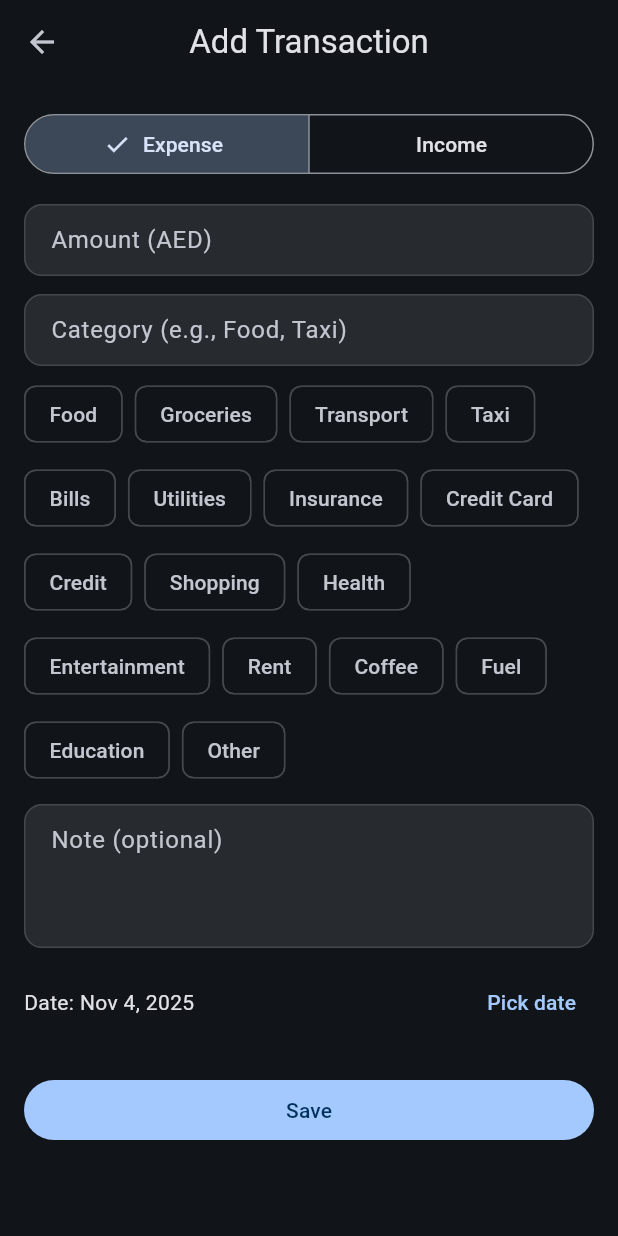
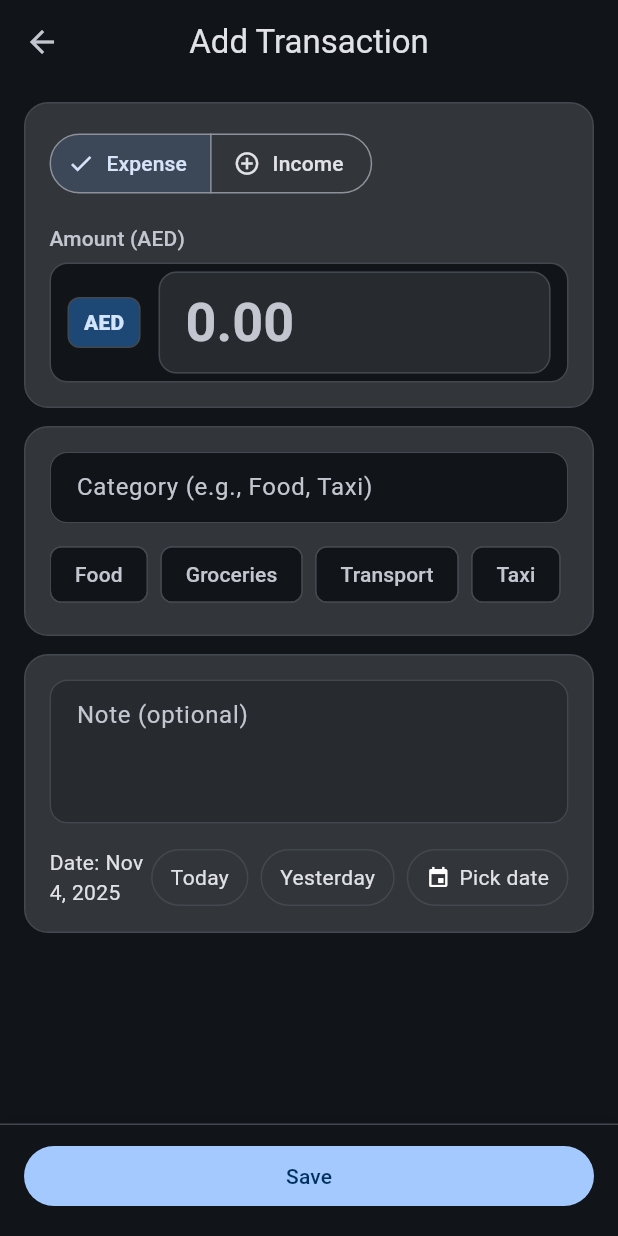
Before and after one commit to Navaskt/fin_track, a Flutter app: the AddEditPage screen opened by its route, on a phone screen of 412 x 824 dp. Run offline on Flutter 3.47's test engine with Material 3 defaults, Android fonts, the phone set to English and light mode, and no system bars; our stand-ins replace flutter_hooks, flutter_riverpod, freezed_annotation, go_router, hive, hive_flutter and 1 more; accounts and stored records are empty.

Commit message:
Refactor add/edit transaction page UI; introduce new widgets for amount input, category selection, and action bar; enhance localization with today/yesterday labels

```diff
--- a/lib/features/transactions/presentation/pages/add_edit_page.dart
+++ b/lib/features/transactions/presentation/pages/add_edit_page.dart
@@ -7,6 +7,11 @@ import 'package:uuid/uuid.dart';
 
 import '../../domain/entities/transaction_entity.dart';
 import '../controllers/transaction_providers.dart';
+import '../widgets/amount_field.dart';
+import '../widgets/bottom_action_bar.dart';
+import '../widgets/category_field.dart';
+import '../widgets/chip_button.dart';
+import '../widgets/section_card.dart';
 
 enum TransactionType { expense, income }
 
@@ -59,20 +64,12 @@ class _AddEditPageState extends ConsumerState<AddEditPage> {
   TransactionType _type = TransactionType.expense;
   late final bool _isEditMode;
 
-  List<String> get _suggestions {
-    final base = _type == TransactionType.expense
-        ? _expenseCategories
-        : _incomeCategories;
-    final seen = <String>{};
-    return [
-      for (final c in base)
-        if (seen.add(c)) c,
-    ];
-  }
+  List<String> get _suggestions =>
+      _type == TransactionType.expense ? _expenseCategories : _incomeCategories;
 
   void _pickQuickCategory(String c) {
     _categoryCtrl.text = c;
-    FocusScope.of(context).nextFocus();
+    HapticFeedback.selectionClick();
     setState(() {});
   }
 
@@ -123,6 +120,19 @@ class _AddEditPageState extends ConsumerState<AddEditPage> {
     }
   }
 
+  void _setToday() {
+    setState(() => _date = DateTime.now());
+  }
+
+  void _setYesterday() {
+    setState(
+      () => _date = DateUtils.addDaysToDate(
+        DateUtils.dateOnly(DateTime.now()),
+        -1,
+      ),
+    );
+  }
+
   Future<void> _submit() async {
     if (!(_formKey.currentState?.validate() ?? false)) return;
 
@@ -148,6 +158,7 @@ class _AddEditPageState extends ConsumerState<AddEditPage> {
 
   @override
   Widget build(BuildContext context) {
+    final t = Theme.of(context).textTheme;
     final cs = Theme.of(context).colorScheme;
 
     return Scaffold(
@@ -158,68 +169,80 @@ class _AddEditPageState extends ConsumerState<AddEditPage> {
               : context.loc.addTransactionTitle,
         ),
       ),
-      body: Padding(
-        padding: const EdgeInsets.all(16.0),
-        child: Form(
+      bottomNavigationBar: BottomActionBar(
+        child: FilledButton(
+          onPressed: _submit,
+          child: Text(
+            _isEditMode ? context.loc.updateButton : context.loc.saveButton,
+          ),
+        ),
+      ),
+      body: Form(
         key: _formKey,
         child: ListView(
+          padding: const EdgeInsets.fromLTRB(16, 12, 16, 120),
           children: [
-              // Expense / Income
+            // Type selector + amount card
+            SectionCard(
+              child: Column(
+                crossAxisAlignment: CrossAxisAlignment.start,
+                children: [
+                  // Segmented type with icons
                   SegmentedButton<TransactionType>(
                     segments: [
                       ButtonSegment(
                         value: TransactionType.expense,
+                        icon: const Icon(Icons.remove_circle_outline),
                         label: Text(context.loc.expense),
                       ),
                       ButtonSegment(
                         value: TransactionType.income,
+                        icon: const Icon(Icons.add_circle_outline),
                         label: Text(context.loc.income),
                       ),
                     ],
                     selected: {_type},
-                onSelectionChanged: (newSelection) {
-                  setState(() {
-                    _type = newSelection.first;
-                  });
+                    onSelectionChanged: (sel) {
+                      HapticFeedback.selectionClick();
+                      setState(() => _type = sel.first);
                     },
                   ),
                   const SizedBox(height: 16),
 
-              // Amount
-              TextFormField(
-                controller: _amountCtrl,
-                inputFormatters: [
-                  FilteringTextInputFormatter.allow(RegExp(r'^\d+\.?\d{0,2}')),
+                  // Amount input - big and readable
+                  Text(
+                    context.loc.amountLabel,
+                    style: t.labelLarge?.copyWith(color: cs.onSurfaceVariant),
+                  ),
+                  const SizedBox(height: 6),
+                  AmountField(controller: _amountCtrl),
                 ],
-                keyboardType: const TextInputType.numberWithOptions(
-                  decimal: true,
               ),
-                decoration: InputDecoration(labelText: context.loc.amountLabel),
-                validator: (v) {
-                  if (v == null || v.isEmpty) return context.loc.amountError;
-                  final value = double.tryParse(v);
-                  if (value == null || value <= 0) {
-                    return context.loc.positiveAmountError;
-                  }
-                  return null;
-                },
             ),
+
             const SizedBox(height: 12),
 
-              // Category with autocomplete + quick chips
-              _CategoryField(
+            // Category card
+            SectionCard(
+              child: Column(
+                crossAxisAlignment: CrossAxisAlignment.start,
+                children: [
+                  CategoryField(
                     controller: _categoryCtrl,
                     suggestions: _suggestions,
                   ),
-              const SizedBox(height: 8),
-              Wrap(
-                spacing: 8,
-                runSpacing: 8,
+                  const SizedBox(height: 10),
+                  SingleChildScrollView(
+                    scrollDirection: Axis.horizontal,
+                    padding: const EdgeInsets.only(right: 6),
+                    child: Row(
                       children: _suggestions.map((c) {
                         final selected =
                             _categoryCtrl.text.trim().toLowerCase() ==
                             c.toLowerCase();
-                  return ChoiceChip(
+                        return Padding(
+                          padding: const EdgeInsets.only(right: 8),
+                          child: ChoiceChip(
                             label: Text(c),
                             selected: selected,
                             onSelected: (_) => _pickQuickCategory(c),
@@ -230,12 +253,22 @@ class _AddEditPageState extends ConsumerState<AddEditPage> {
                                     fontWeight: FontWeight.w600,
                                   )
                                 : null,
+                          ),
                         );
                       }).toList(),
+                    ),
+                  ),
+                ],
+              ),
             ),
 
             const SizedBox(height: 12),
 
+            // Note + Date card
+            SectionCard(
+              child: Column(
+                crossAxisAlignment: CrossAxisAlignment.start,
+                children: [
                   // Note
                   TextFormField(
                     controller: _noteCtrl,
@@ -245,99 +278,46 @@ class _AddEditPageState extends ConsumerState<AddEditPage> {
                     ),
                     maxLines: 3,
                   ),
-              const SizedBox(height: 12),
+                  const SizedBox(height: 16),
 
-              // Date
+                  // Date row with quick chips
                   Row(
                     children: [
                       Expanded(
                         child: Text(
                           '${context.loc.dateLabel}: ${DateFormat.yMMMd().format(_date)}',
+                          style: t.bodyMedium,
                         ),
                       ),
-                  TextButton(
-                    onPressed: _pickDate,
-                    child: Text(context.loc.pickDateButton),
+                      Wrap(
+                        spacing: 8,
+                        children: [
+                          ChipButton(
+                            text: context.loc.todayLabel,
+                            onTap: _setToday,
+                          ),
+                          ChipButton(
+                            text: context.loc.yesterdayLabel,
+                            onTap: _setYesterday,
+                          ),
+                          ChipButton(
+                            text: context.loc.pickDateButton,
+                            onTap: _pickDate,
+                            icon: Icons.event,
                           ),
                         ],
                       ),
-
-              const SizedBox(height: 24),
-
-              // Save / Update
-              FilledButton(
-                onPressed: _submit,
-                child: Text(
-                  _isEditMode
-                      ? context.loc.updateButton
-                      : context.loc.saveButton,
+                    ],
+                  ),
+                ],
               ),
             ),
           ],
-          ),
         ),
       ),
     );
   }
 }
 
-// Replace your _CategoryField with this version
-class _CategoryField extends StatelessWidget {
-  const _CategoryField({required this.controller, required this.suggestions});
-
-  final TextEditingController controller;
-  final List<String> suggestions;
-
-  @override
-  Widget build(BuildContext context) {
-    return Autocomplete<String>(
-      optionsBuilder: (TextEditingValue value) {
-        final q = value.text.trim().toLowerCase();
-        if (q.isEmpty) return const Iterable<String>.empty();
-        return suggestions.where((c) => c.toLowerCase().contains(q));
-      },
-
-      fieldViewBuilder:
-          (context, _ignoredCtrlFromAutocomplete, focusNode, onFieldSubmitted) {
-            return TextFormField(
-              controller: controller,
-              focusNode: focusNode,
-              decoration: InputDecoration(labelText: context.loc.categoryLabel),
-              validator: (v) => (v?.trim().isEmpty ?? true)
-                  ? context.loc.categoryError
-                  : null,
-              onFieldSubmitted: (_) => onFieldSubmitted(),
-            );
-          },
-
-      onSelected: (value) {
-        controller.text = value;
-      },
-
-      optionsViewBuilder: (context, onSelected, options) {
-        return Align(
-          alignment: Alignment.topLeft,
-          child: Material(
-            elevation: 4,
-            borderRadius: BorderRadius.circular(12),
-            child: ConstrainedBox(
-              constraints: const BoxConstraints(maxHeight: 240, maxWidth: 320),
-              child: ListView.separated(
-                padding: const EdgeInsets.symmetric(vertical: 8),
-                itemCount: options.length,
-                separatorBuilder: (_, __) => const Divider(height: 1),
-                itemBuilder: (context, index) {
-                  final opt = options.elementAt(index);
-                  return ListTile(
-                    title: Text(opt),
-                    onTap: () => onSelected(opt),
-                  );
-                },
-              ),
-            ),
-          ),
-        );
-      },
-    );
-  }
-}
+// --- UI bits ---
+// All private widget classes have been moved to their own
--- /dev/null
+++ b/lib/features/transactions/presentation/widgets/amount_field.dart
@@ -0,0 +1,73 @@
+import 'package:fin_track/app/extension/context_extension.dart';
+import 'package:flutter/material.dart';
+import 'package:flutter/services.dart';
+
+class AmountField extends StatelessWidget {
+  const AmountField({super.key, required this.controller});
+  final TextEditingController controller;
+
+  @override
+  Widget build(BuildContext context) {
+    final t = Theme.of(context).textTheme;
+    final cs = Theme.of(context).colorScheme;
+
+    return DecoratedBox(
+      decoration: BoxDecoration(
+        color: cs.surface,
+        borderRadius: BorderRadius.circular(12),
+        border: Border.all(color: cs.outlineVariant),
+      ),
+      child: Padding(
+        padding: const EdgeInsets.symmetric(horizontal: 12, vertical: 6),
+        child: Row(
+          children: [
+            Container(
+              padding: const EdgeInsets.symmetric(horizontal: 10, vertical: 6),
+              decoration: BoxDecoration(
+                color: cs.primaryContainer,
+                borderRadius: BorderRadius.circular(8),
+                border: Border.all(color: cs.outlineVariant),
+              ),
+              child: Text(
+                'AED', // Consider making this dynamic if you support multiple currencies
+                style: t.labelLarge?.copyWith(
+                  fontWeight: FontWeight.w800,
+                  color: cs.onPrimaryContainer,
+                ),
+              ),
+            ),
+            const SizedBox(width: 12),
+            Expanded(
+              child: TextFormField(
+                controller: controller,
+                inputFormatters: [
+                  FilteringTextInputFormatter.allow(RegExp(r'^\d+\.?\d{0,2}')),
+                ],
+                keyboardType: const TextInputType.numberWithOptions(
+                  decimal: true,
+                  signed: false,
+                ),
+                style: t.displaySmall?.copyWith(
+                  fontWeight: FontWeight.w700,
+                  fontFeatures: const [FontFeature.tabularFigures()],
+                ),
+                decoration: const InputDecoration(
+                  hintText: '0.00',
+                  border: InputBorder.none,
+                  isCollapsed: true,
+                ),
+                validator: (v) {
+                  if (v == null || v.isEmpty) return context.loc.amountError;
+                  final value = double.tryParse(v);
+                  if (value == null || value <= 0)
+                    return context.loc.positiveAmountError;
+                  return null;
+                },
+              ),
+            ),
+          ],
+        ),
+      ),
+    );
+  }
+}
--- /dev/null
+++ b/lib/features/transactions/presentation/widgets/bottom_action_bar.dart
@@ -0,0 +1,27 @@
+import 'package:flutter/material.dart';
+
+class BottomActionBar extends StatelessWidget {
+  const BottomActionBar({super.key, required this.child});
+  final Widget child;
+
+  @override
+  Widget build(BuildContext context) {
+    final cs = Theme.of(context).colorScheme;
+    return Container(
+      padding: const EdgeInsets.fromLTRB(16, 10, 16, 16),
+      decoration: BoxDecoration(
+        color: Theme.of(context).scaffoldBackgroundColor,
+        border: Border(top: BorderSide(color: cs.outlineVariant)),
+        boxShadow: const [
+          BoxShadow(
+            blurRadius: 8,
+            spreadRadius: 0,
+            offset: Offset(0, -2),
+            color: Color(0x14000000),
+          ),
+        ],
+      ),
+      child: SafeArea(top: false, child: child),
+    );
+  }
+}
--- /dev/null
+++ b/lib/features/transactions/presentation/widgets/category_field.dart
@@ -0,0 +1,75 @@
+import 'package:fin_track/app/extension/context_extension.dart';
+import 'package:flutter/material.dart';
+import 'package:flutter/services.dart';
+
+class CategoryField extends StatelessWidget {
+  const CategoryField({
+    super.key,
+    required this.controller,
+    required this.suggestions,
+  });
+
+  final TextEditingController controller;
+  final List<String> suggestions;
+
+  @override
+  Widget build(BuildContext context) {
+    final cs = Theme.of(context).colorScheme;
+    return Autocomplete<String>(
+      optionsBuilder: (TextEditingValue value) {
+        final q = value.text.trim().toLowerCase();
+        if (q.isEmpty) return const Iterable<String>.empty();
+        return suggestions.where((c) => c.toLowerCase().contains(q));
+      },
+      fieldViewBuilder: (context, _ignored, focusNode, onFieldSubmitted) {
+        return TextFormField(
+          controller: controller,
+          focusNode: focusNode,
+          decoration: InputDecoration(
+            labelText: context.loc.categoryLabel,
+            filled: true,
+            fillColor: cs.surface,
+            border: const OutlineInputBorder(
+              borderRadius: BorderRadius.all(Radius.circular(12)),
+            ),
+            enabledBorder: OutlineInputBorder(
+              borderSide: BorderSide(color: cs.outlineVariant),
+              borderRadius: const BorderRadius.all(Radius.circular(12)),
+            ),
+          ),
+          validator: (v) =>
+              (v?.trim().isEmpty ?? true) ? context.loc.categoryError : null,
+          onFieldSubmitted: (_) => onFieldSubmitted(),
+        );
+      },
+      onSelected: (value) {
+        controller.text = value;
+        HapticFeedback.selectionClick();
+      },
+      optionsViewBuilder: (context, onSelected, options) {
+        return Align(
+          alignment: Alignment.topLeft,
+          child: Material(
+            elevation: 4,
+            borderRadius: BorderRadius.circular(12),
+            child: ConstrainedBox(
+              constraints: const BoxConstraints(maxHeight: 240, maxWidth: 360),
+              child: ListView.separated(
+                padding: const EdgeInsets.symmetric(vertical: 8),
+                itemCount: options.length,
+                separatorBuilder: (_, __) => const Divider(height: 1),
+                itemBuilder: (context, index) {
+                  final opt = options.elementAt(index);
+                  return ListTile(
+                    title: Text(opt),
+                    onTap: () => onSelected(opt),
+                  );
+                },
+              ),
+            ),
+          ),
+        );
+      },
+    );
+  }
+}
--- /dev/null
+++ b/lib/features/transactions/presentation/widgets/chip_button.dart
@@ -0,0 +1,44 @@
+import 'package:flutter/material.dart';
+import 'package:flutter/services.dart';
+
+class ChipButton extends StatelessWidget {
+  const ChipButton({
+    super.key,
+    required this.text,
+    required this.onTap,
+    this.icon,
+  });
+  final String text;
+  final VoidCallback onTap;
+  final IconData? icon;
+
+  @override
+  Widget build(BuildContext context) {
+    final cs = Theme.of(context).colorScheme;
+    return InkWell(
+      onTap: () {
+        HapticFeedback.selectionClick();
+        onTap();
+      },
+      borderRadius: BorderRadius.circular(999),
+      child: Container(
+        padding: const EdgeInsets.symmetric(horizontal: 12, vertical: 8),
+        decoration: BoxDecoration(
+          color: cs.surfaceContainerHighest,
+          borderRadius: BorderRadius.circular(999),
+          border: Border.all(color: cs.outlineVariant),
+        ),
+        child: Row(
+          mainAxisSize: MainAxisSize.min,
+          children: [
+            if (icon != null) ...[
+              Icon(icon, size: 16),
+              const SizedBox(width: 6),
+            ],
+            Text(text),
+          ],
+        ),
+      ),
+    );
+  }
+}
--- /dev/null
+++ b/lib/features/transactions/presentation/widgets/section_card.dart
@@ -0,0 +1,20 @@
+import 'package:flutter/material.dart';
+
+class SectionCard extends StatelessWidget {
+  const SectionCard({super.key, required this.child});
+  final Widget child;
+
+  @override
+  Widget build(BuildContext context) {
+    final cs = Theme.of(context).colorScheme;
+    return Container(
+      decoration: BoxDecoration(
+        color: cs.surfaceContainerHighest,
+        borderRadius: BorderRadius.circular(16),
+        border: Border.all(color: cs.outlineVariant),
+      ),
+      padding: const EdgeInsets.all(16),
+      child: child,
+    );
+  }
+}
--- a/lib/l10n/app_ar.arb
+++ b/lib/l10n/app_ar.arb
@@ -39,5 +39,7 @@
   "copiedToClipboard": "تم النسخ إلى الحافظة",
   "save": "حفظ",
   "cancel": "إلغاء",
-  "edit": "تعديل"
+  "edit": "تعديل",
+  "todayLabel": "اليوم",
+  "yesterdayLabel": "أمس"
 }
--- a/lib/l10n/app_en.arb
+++ b/lib/l10n/app_en.arb
@@ -39,5 +39,7 @@
   "copiedToClipboard": "Copied to clipboard",
   "save": "Save",
   "cancel": "Cancel",
-  "edit": "Edit"
+  "edit": "Edit",
+  "todayLabel": "Today",
+  "yesterdayLabel": "Yesterday"
 }
--- a/lib/l10n/app_hi.arb
+++ b/lib/l10n/app_hi.arb
@@ -39,5 +39,7 @@
   "copiedToClipboard": "क्लिपबोर्ड में कॉपी किया गया",
   "save": "सहेजें",
   "cancel": "रद्द करें",
-  "edit": "संपादित करें"
+  "edit": "संपादित करें",
+  "todayLabel": "आज",
+  "yesterdayLabel": "कल"
 }
--- a/lib/l10n/app_localizations.dart
+++ b/lib/l10n/app_localizations.dart
@@ -336,6 +336,18 @@ abstract class AppLocalizations {
   /// In en, this message translates to:
   /// **'Edit'**
   String get edit;
+
+  /// No description provided for @todayLabel.
+  ///
+  /// In en, this message translates to:
+  /// **'Today'**
+  String get todayLabel;
+
+  /// No description provided for @yesterdayLabel.
+  ///
+  /// In en, this message translates to:
+  /// **'Yesterday'**
+  String get yesterdayLabel;
 }
 
 class _AppLocalizationsDelegate extends LocalizationsDelegate<AppLocalizations> {
--- a/lib/l10n/app_localizations_ar.dart
+++ b/lib/l10n/app_localizations_ar.dart
@@ -127,4 +127,10 @@ class AppLocalizationsAr extends AppLocalizations {
 
   @override
   String get edit => 'تعديل';
+
+  @override
+  String get todayLabel => 'اليوم';
+
+  @override
+  String get yesterdayLabel => 'أمس';
 }
--- a/lib/l10n/app_localizations_en.dart
+++ b/lib/l10n/app_localizations_en.dart
@@ -127,4 +127,10 @@ class AppLocalizationsEn extends AppLocalizations {
 
   @override
   String get edit => 'Edit';
+
+  @override
+  String get todayLabel => 'Today';
+
+  @override
+  String get yesterdayLabel => 'Yesterday';
 }
--- a/lib/l10n/app_localizations_hi.dart
+++ b/lib/l10n/app_localizations_hi.dart
@@ -127,4 +127,10 @@ class AppLocalizationsHi extends AppLocalizations {
 
   @override
   String get edit => 'संपादित करें';
+
+  @override
+  String get todayLabel => 'आज';
+
+  @override
+  String get yesterdayLabel => 'कल';
 }
```
Lines whose indentation alone changed are shown as unchanged.
